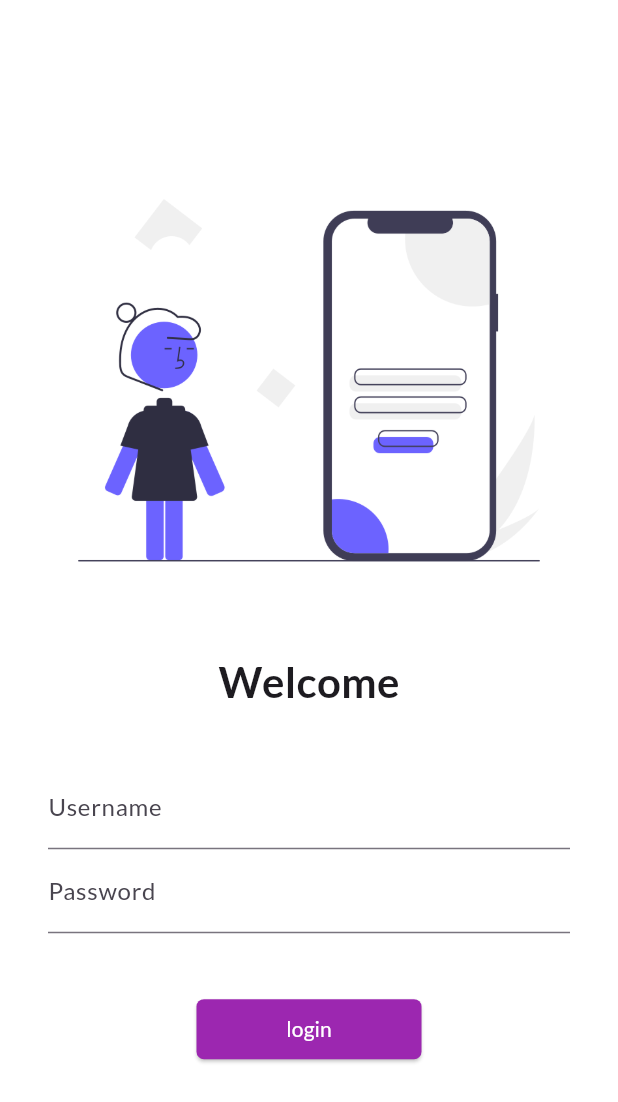
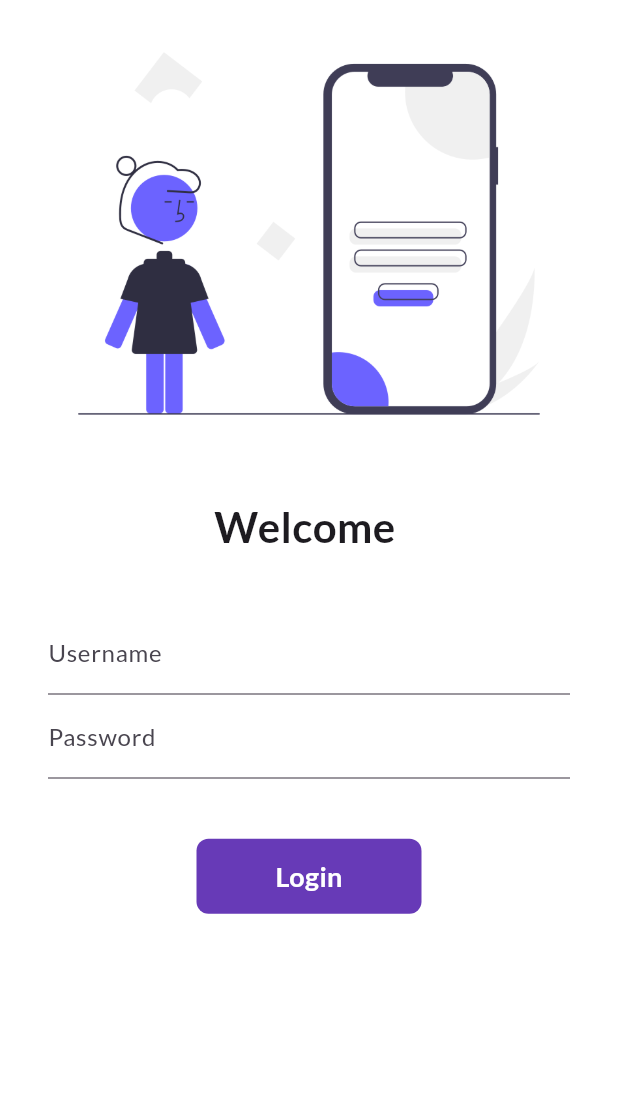
Before and after one commit to ayushsingh1028/flutter_project1, a Flutter app: the screen it shows after launch, on a phone screen of 412 x 824 dp. Shown: the top 1102 px of the screen. Run offline on Flutter 3.47's test engine with Material 3 defaults, Android fonts, the phone set to English and light mode, and no system bars; our stand-ins replace google_fonts.

Commit message:
login_page.dart

```diff
--- a/catalog_app/lib/pages/login_page.dart
+++ b/catalog_app/lib/pages/login_page.dart
@@ -1,69 +1,109 @@
 import 'package:catalog_app/utils/routes.dart';
 import 'package:flutter/material.dart';
 
-class LoginPage extends StatelessWidget {
+class LoginPage extends StatefulWidget {
+  @override
+  _LoginPageState createState() => _LoginPageState();
+}
+
+class _LoginPageState extends State<LoginPage> {
+  String name = "";
+  bool changeButton = false;
+
   @override
   Widget build(BuildContext context) {
     return Material(
         color: Colors.white,
-        child: Center(
         child: SingleChildScrollView(
           child: Column(
             children: [
               Image.asset(
                 "assets/images/logintwo.png",
-                  fit: BoxFit.scaleDown,
+                fit: BoxFit.cover,
               ),
-                const SizedBox(
-                  height: 25.0,
+              SizedBox(
+                height: 20.0,
               ),
-                const Text(
-                  'Welcome',
+              Text(
+                "Welcome $name",
                 style: TextStyle(
                   fontSize: 28,
                   fontWeight: FontWeight.bold,
                 ),
               ),
-                const SizedBox(
+              SizedBox(
                 height: 20.0,
               ),
               Padding(
-                  padding:
-                      const EdgeInsets.symmetric(vertical: 16, horizontal: 32),
+                padding: const EdgeInsets.symmetric(
+                    vertical: 16.0, horizontal: 32.0),
                 child: Column(
                   children: [
                     TextFormField(
-                        decoration: const InputDecoration(
-                          hintText: 'Enter usename',
-                          labelText: 'Username',
+                      decoration: InputDecoration(
+                        hintText: "Enter username",
+                        labelText: "Username",
                       ),
+                      onChanged: (value) {
+                        name = value;
+                        setState(() {});
+                      },
                     ),
                     TextFormField(
                       obscureText: true,
-                        decoration: const InputDecoration(
-                          hintText: 'Enter password',
-                          labelText: 'Password',
+                      decoration: InputDecoration(
+                        hintText: "Enter password",
+                        labelText: "Password",
                       ),
                     ),
-                      const SizedBox(
+                    SizedBox(
                       height: 40.0,
                     ),
-                      ElevatedButton(
-                          onPressed: () {
+
+                    InkWell(
+                      onTap: () async {
+                        setState(() {
+                          changeButton = true;
+                        });
+                        await Future.delayed(Duration(seconds: 1));
                         Navigator.pushNamed(context, MyRoutes.homeRoutes);
                       },
-                          child: const Text('login'),
-                          style: TextButton.styleFrom(
-                              foregroundColor: Colors.white,
-                              backgroundColor: Colors.purple,
-                              minimumSize: Size(150, 40),
-                              shape: RoundedRectangleBorder(
-                                  borderRadius: BorderRadius.circular(5)))),
+                      child: AnimatedContainer(
+                        duration: Duration(seconds: 1),
+                        width: changeButton ? 50 : 150,
+                        height: 50,
+                        alignment: Alignment.center,
+                        child: changeButton
+                            ? Icon(
+                                Icons.done,
+                                color: Colors.white,
+                              )
+                            : Text(
+                                "Login",
+                                style: TextStyle(
+                                    color: Colors.white,
+                                    fontWeight: FontWeight.bold,
+                                    fontSize: 18),
+                              ),
+                        decoration: BoxDecoration(
+                          color: Colors.deepPurple,
+                          borderRadius:
+                              BorderRadius.circular(changeButton ? 50 : 8),
+                        ),
+                      ),
+                    ),
+
+                    // ElevatedButton(
+                    //   child: Text("Login"),
+                    //   style: TextButton.styleFrom(minimumSize: Size(150, 40)),
+                    //   onPressed: () {
+                    //     Navigator.pushNamed(context, MyRoutes.homeRoute);
+                    //   },
+                    // )
                   ],
                 ),
-                ),
+              )
             ],
-            ),
           ),
         ));
   }
```
Lines whose indentation alone changed are shown as unchanged.
